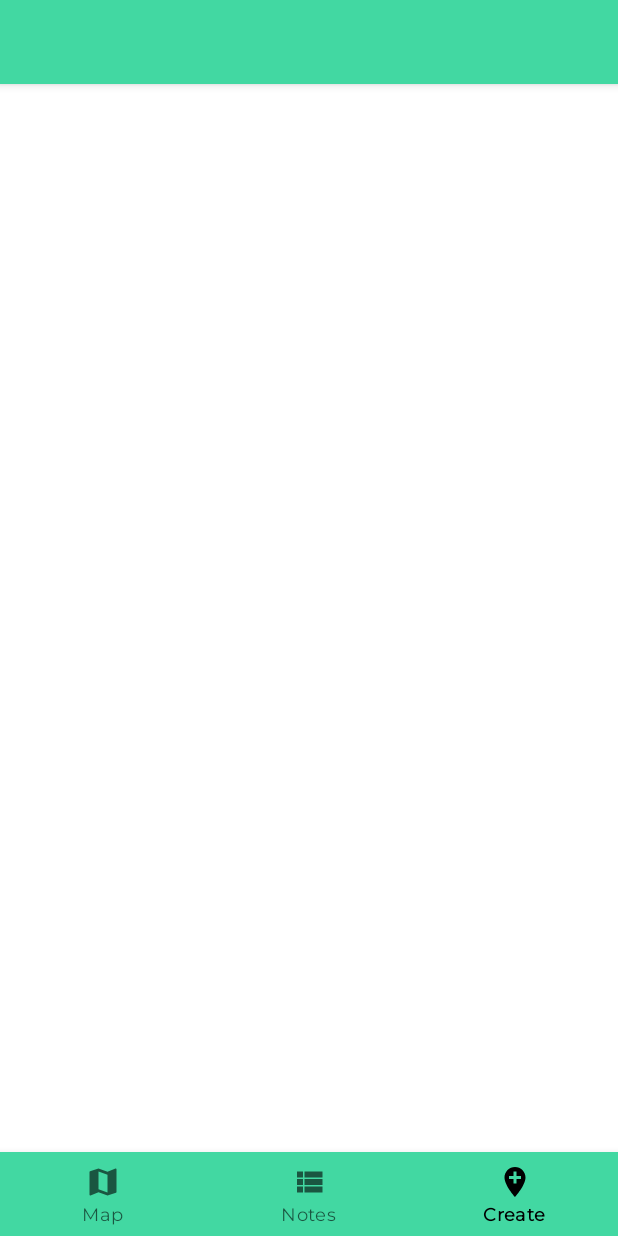
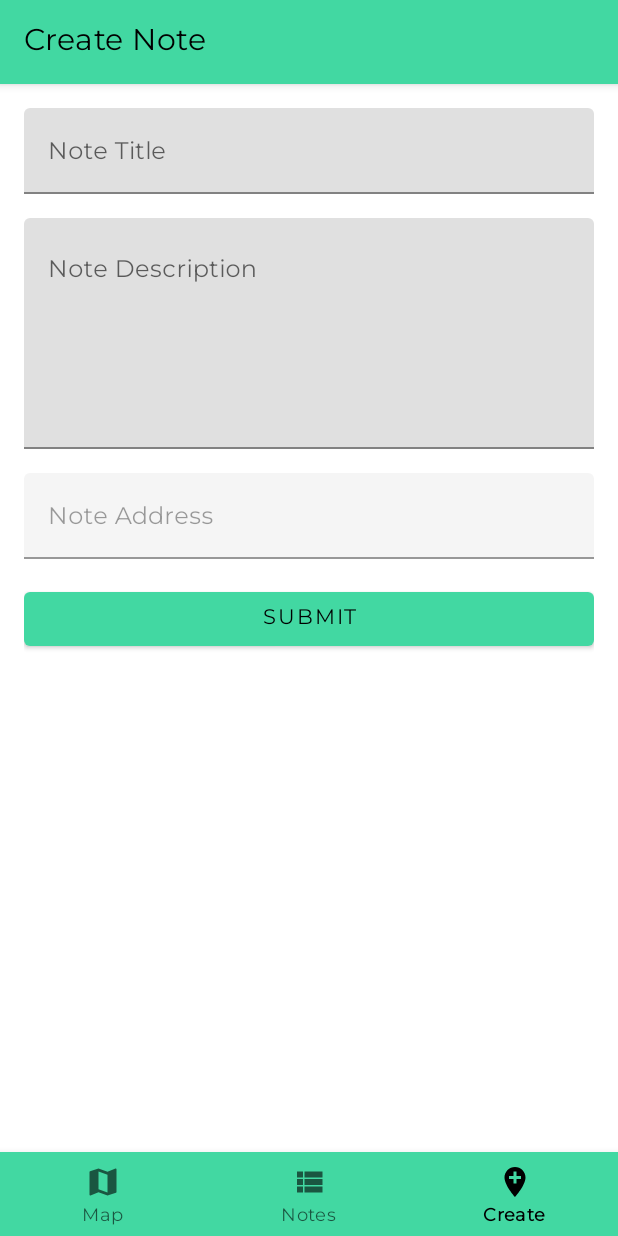
Before and after one commit to nicenicegame/LocaNote, an Android app: the CreateEditFragment screen opened through its navigation route, on a phone screen of 412 x 824 dp. Run offline under Robolectric (Android 15) with nearby library versions, the phone set to English and light mode, and no system bars; our stand-ins replace Dagger/Hilt's generated code, Firebase (no records; nobody signed in at launch, a user with empty details on screens opened directly), navigation-ui; 3 statements that could not run were skipped.

Commit message:
create/edit note

```diff
--- a/app/src/main/java/com/tatpol/locationnoteapp/presentation/MapNoteViewModel.kt
+++ b/app/src/main/java/com/tatpol/locationnoteapp/presentation/MapNoteViewModel.kt
@@ -4,7 +4,7 @@ import android.app.Application
 import android.location.Geocoder
 import android.location.Location
 import androidx.lifecycle.*
-import com.tatpol.locationnoteapp.Constants
+import com.tatpol.locationnoteapp.data.model.Note
 import com.tatpol.locationnoteapp.data.repository.NotesRepository
 import com.tatpol.locationnoteapp.presentation.create_edit.FormMode
 import com.tatpol.locationnoteapp.presentation.map.MapMode
@@ -12,11 +12,9 @@ import dagger.hilt.android.lifecycle.HiltViewModel
 import java.util.*
 import javax.inject.Inject
 
-private const val TAG = "MapNoteViewModel"
-
 @HiltViewModel
 class MapNoteViewModel @Inject constructor(
-    notesRepository: NotesRepository,
+    private val notesRepository: NotesRepository,
     application: Application
 ) : AndroidViewModel(application) {
 
@@ -31,12 +29,7 @@ class MapNoteViewModel @Inject constructor(
         location?.let {
             val addresses = geocoder.getFromLocation(it.latitude, it.longitude, 1)
             if (addresses.size == 0) return@map null
-            val returnedAddress = addresses[0]
-            var fullAddress = ""
-            for (line in 0..returnedAddress.maxAddressLineIndex) {
-                fullAddress += returnedAddress.getAddressLine(line) + "\n"
-            }
-            return@map fullAddress
+            return@map addresses[0].getAddressLine(0)
         }
     }
 
@@ -44,7 +37,7 @@ class MapNoteViewModel @Inject constructor(
     val mapMode: LiveData<MapMode> get() = _mapMode
 
     private var _formMode = MutableLiveData<FormMode>(FormMode.CreateMode)
-    val formMode: LiveData<FormMode> get()= _formMode
+    val formMode: LiveData<FormMode> get() = _formMode
 
     fun updateLastKnownLocation(location: Location) {
         _lastKnownLocation.value = location
@@ -57,4 +50,31 @@ class MapNoteViewModel @Inject constructor(
     fun setFormMode(mode: FormMode) {
         _formMode.value = mode
     }
+
+    fun submitForm(title: String, description: String) {
+        if (currentAddress.value != null && _lastKnownLocation.value != null) {
+            when (_formMode.value) {
+                is FormMode.CreateMode -> {
+                    notesRepository.addNote(
+                        Note(
+                            title = title,
+                            description = description,
+                            lat = _lastKnownLocation.value?.latitude!!,
+                            lng = _lastKnownLocation.value?.longitude!!,
+                            address = currentAddress.value!!,
+                        )
+                    )
+                }
+                is FormMode.EditMode -> {
+                    notesRepository.updateNote(
+                        (_formMode.value as FormMode.EditMode).note.copy(
+                            title = title,
+                            description = description
+                        )
+                    )
+                }
+                else -> Unit
+            }
+        }
+    }
 }
--- a/app/src/main/java/com/tatpol/locationnoteapp/presentation/create_edit/CreateEditFragment.kt
+++ b/app/src/main/java/com/tatpol/locationnoteapp/presentation/create_edit/CreateEditFragment.kt
@@ -1,7 +1,6 @@
 package com.tatpol.locationnoteapp.presentation.create_edit
 
 import android.os.Bundle
-import android.util.Log
 import android.view.LayoutInflater
 import android.view.View
 import android.view.ViewGroup
@@ -10,11 +9,12 @@ import androidx.fragment.app.activityViewModels
 import androidx.fragment.app.setFragmentResultListener
 import com.tatpol.locationnoteapp.Constants.NOTE_EVENT_BUNDLE_KEY
 import com.tatpol.locationnoteapp.Constants.NOTE_EVENT_REQUEST_KEY
+import com.tatpol.locationnoteapp.R
 import com.tatpol.locationnoteapp.databinding.FragmentCreateEditBinding
+import com.tatpol.locationnoteapp.presentation.EventType
 import com.tatpol.locationnoteapp.presentation.MapNoteViewModel
+import com.tatpol.locationnoteapp.presentation.NoteEvent
 import dagger.hilt.android.AndroidEntryPoint
-
-private const val TAG = "CreateEditFragment"
 
 @AndroidEntryPoint
 class CreateEditFragment : Fragment() {
@@ -35,21 +35,44 @@ class CreateEditFragment : Fragment() {
     override fun onViewCreated(view: View, savedInstanceState: Bundle?) {
         super.onViewCreated(view, savedInstanceState)
         setFragmentResultListener(NOTE_EVENT_REQUEST_KEY) { _, bundle ->
-            val result = bundle.get(NOTE_EVENT_BUNDLE_KEY)
-            Log.d(TAG, result.toString())
+            val result = bundle.get(NOTE_EVENT_BUNDLE_KEY) as NoteEvent
+            if (result.type == EventType.EDIT_NOTE) {
+                viewModel.setFormMode(FormMode.EditMode(result.note))
+            }
+        }
+        binding.btnSubmit.setOnClickListener {
+            val title = binding.etNoteTitle.editText?.text.toString()
+            val description = binding.etNoteDescription.editText?.text.toString()
+            viewModel.submitForm(title, description)
         }
         subscribeUi()
     }
 
+    override fun onDestroyView() {
+        super.onDestroyView()
+        viewModel.setFormMode(FormMode.CreateMode)
+    }
+
     private fun subscribeUi() {
-        viewModel.lastKnownLocation.observe(viewLifecycleOwner) { location ->
-            location?.let {
-                binding.tvLatLng.text = "${it.latitude}, ${it.longitude}"
-            }
+        viewModel.currentAddress.observe(viewLifecycleOwner) { address ->
+            if (viewModel.formMode.value is FormMode.CreateMode)
+                binding.etAddress.editText?.setText(address)
         }
-        viewModel.currentAddress.observe(viewLifecycleOwner) { address ->
-            address?.let {
-                binding.tvAddress.text = it
+        viewModel.formMode.observe(viewLifecycleOwner) { formMode ->
+            when (formMode) {
+                is FormMode.CreateMode -> {
+                    binding.apply {
+                        topAppBar.title = getString(R.string.create_note_title)
+                    }
+                }
+                is FormMode.EditMode -> {
+                    binding.apply {
+                        topAppBar.title = getString(R.string.edit_note_title)
+                        etNoteTitle.editText?.setText(formMode.note.title)
+                        etNoteDescription.editText?.setText(formMode.note.description)
+                        etAddress.editText?.setText(formMode.note.address)
+                    }
+                }
             }
         }
     }
--- a/app/src/main/java/com/tatpol/locationnoteapp/presentation/map/MapFragment.kt
+++ b/app/src/main/java/com/tatpol/locationnoteapp/presentation/map/MapFragment.kt
@@ -4,7 +4,6 @@ import android.Manifest
 import android.annotation.SuppressLint
 import android.content.pm.PackageManager
 import android.os.Bundle
-import android.util.Log
 import android.view.LayoutInflater
 import android.view.View
 import android.view.ViewGroup
@@ -42,8 +41,6 @@ import com.tatpol.locationnoteapp.presentation.MapNoteViewModel
 import com.tatpol.locationnoteapp.presentation.NoteEvent
 import com.tatpol.locationnoteapp.presentation.adapter.CustomInfoWindowAdapter
 import dagger.hilt.android.AndroidEntryPoint
-
-private const val TAG = "MapFragment"
 
 @AndroidEntryPoint
 class MapFragment : Fragment(), OnMapReadyCallback, GoogleMap.OnMarkerClickListener,
@@ -86,7 +83,7 @@ class MapFragment : Fragment(), OnMapReadyCallback, GoogleMap.OnMarkerClickListe
         setFragmentResultListener(NOTE_EVENT_REQUEST_KEY) { _, bundle ->
             val result = bundle.get(NOTE_EVENT_BUNDLE_KEY) as NoteEvent
             if (result.type == EventType.SHOW_NOTE_ROUTE) {
-                viewModel.setMapMode(MapMode.NavigationMode(result.note))
+                viewModel.setMapMode(MapMode.RoutingMode(result.note))
             }
         }
 
@@ -208,7 +205,7 @@ class MapFragment : Fragment(), OnMapReadyCallback, GoogleMap.OnMarkerClickListe
                         visibility = View.GONE
                     }
                 }
-                is MapMode.NavigationMode -> {
+                is MapMode.RoutingMode -> {
                     binding.apply {
                         cvNavigation.visibility = View.VISIBLE
                         tvNoteTitle.text = mapMode.note.title
--- a/app/src/main/java/com/tatpol/locationnoteapp/presentation/map/MapMode.kt
+++ b/app/src/main/java/com/tatpol/locationnoteapp/presentation/map/MapMode.kt
@@ -6,5 +6,5 @@ sealed class MapMode {
 
     object NormalMode : MapMode()
 
-    data class NavigationMode(val note: Note) : MapMode()
+    data class RoutingMode(val note: Note) : MapMode()
 }
--- a/app/src/main/res/layout/fragment_create_edit.xml
+++ b/app/src/main/res/layout/fragment_create_edit.xml
@@ -21,25 +21,70 @@
     <androidx.core.widget.NestedScrollView
         android:layout_width="match_parent"
         android:layout_height="match_parent"
+        android:fillViewport="true"
         app:layout_behavior="com.google.android.material.appbar.AppBarLayout$ScrollingViewBehavior">
 
         <androidx.constraintlayout.widget.ConstraintLayout
             android:layout_width="match_parent"
-            android:layout_height="match_parent">
+            android:layout_height="match_parent"
+            android:padding="16dp">
 
-            <TextView
-                android:id="@+id/tvLatLng"
-                android:layout_width="wrap_content"
+            <com.google.android.material.textfield.TextInputLayout
+                android:id="@+id/etNoteTitle"
+                android:layout_width="match_parent"
                 android:layout_height="wrap_content"
+                android:hint="@string/note_title"
                 app:layout_constraintStart_toStartOf="parent"
-                app:layout_constraintTop_toTopOf="parent" />
+                app:layout_constraintTop_toTopOf="parent">
 
-            <TextView
-                android:id="@+id/tvAddress"
-                android:layout_width="wrap_content"
+                <com.google.android.material.textfield.TextInputEditText
+                    android:layout_width="match_parent"
+                    android:layout_height="wrap_content" />
+
+            </com.google.android.material.textfield.TextInputLayout>
+
+            <com.google.android.material.textfield.TextInputLayout
+                android:id="@+id/etNoteDescription"
+                android:layout_width="match_parent"
                 android:layout_height="wrap_content"
+                android:layout_marginTop="16dp"
+                android:hint="@string/note_description"
                 app:layout_constraintStart_toStartOf="parent"
-                app:layout_constraintTop_toBottomOf="@+id/tvLatLng" />
+                app:layout_constraintTop_toBottomOf="@id/etNoteTitle">
+
+                <com.google.android.material.textfield.TextInputEditText
+                    android:layout_width="match_parent"
+                    android:layout_height="match_parent"
+                    android:gravity="start"
+                    android:inputType="textMultiLine"
+                    android:lines="6"
+                    android:maxLines="8" />
+
+            </com.google.android.material.textfield.TextInputLayout>
+
+            <com.google.android.material.textfield.TextInputLayout
+                android:id="@+id/etAddress"
+                android:layout_width="match_parent"
+                android:layout_height="wrap_content"
+                android:layout_marginTop="16dp"
+                android:enabled="false"
+                android:hint="@string/note_address"
+                app:layout_constraintStart_toStartOf="parent"
+                app:layout_constraintTop_toBottomOf="@id/etNoteDescription">
+
+                <com.google.android.material.textfield.TextInputEditText
+                    android:layout_width="match_parent"
+                    android:layout_height="wrap_content" />
+
+            </com.google.android.material.textfield.TextInputLayout>
+
+            <Button
+                android:id="@+id/btnSubmit"
+                android:layout_width="match_parent"
+                android:layout_height="wrap_content"
+                android:layout_marginTop="16dp"
+                android:text="@string/submit"
+                app:layout_constraintTop_toBottomOf="@id/etAddress" />
 
         </androidx.constraintlayout.widget.ConstraintLayout>
 
--- a/app/src/main/res/navigation/nav_graph.xml
+++ b/app/src/main/res/navigation/nav_graph.xml
@@ -18,7 +18,7 @@
         <action
             android:id="@+id/action_noteListFragment_to_createEditFragment"
             app:destination="@id/createEditFragment"
-            app:popUpTo="@id/mapFragment"
+            app:popUpTo="@id/createEditFragment"
             app:popUpToInclusive="true" />
         <action
             android:id="@+id/action_noteListFragment_to_mapFragment"
--- a/app/src/main/res/values/strings.xml
+++ b/app/src/main/res/values/strings.xml
@@ -11,4 +11,10 @@
     <string name="path">Path</string>
     <string name="edit">Edit</string>
     <string name="delete">Delete</string>
+    <string name="create_note_title">Create Note</string>
+    <string name="edit_note_title">Edit Note</string>
+    <string name="note_title">Note Title</string>
+    <string name="note_description">Note Description</string>
+    <string name="note_address">Note Address</string>
+    <string name="submit">Submit</string>
 </resources>
```
